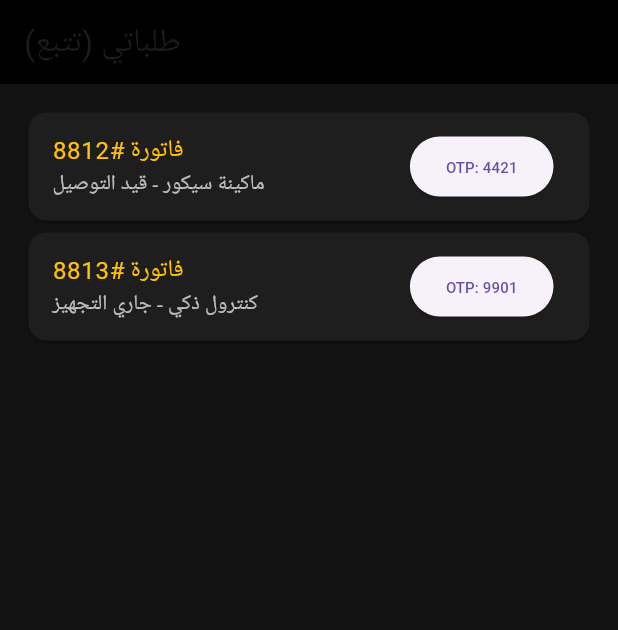
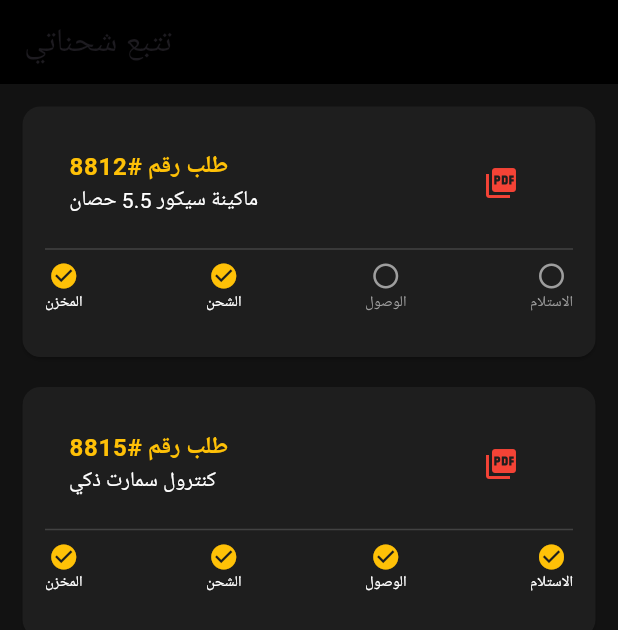
Before and after one commit to ahmedchiva-max/smart, a Flutter app: the ReportsPage screen opened directly, on a phone screen of 412 x 824 dp. Shown: the top 630 px of the screen. Run offline on Flutter 3.47's test engine with Material 3 defaults, Android fonts, the phone set to English and light mode, and no system bars.

Commit message:
النسخة الإمبراطورية: تتبع شحنات كامل، نظام OTP وتوقيع، وفاتورة ضريبية PDF

```diff
--- a/lib/screens/reports_page.dart
+++ b/lib/screens/reports_page.dart
@@ -1,26 +1,116 @@
 import 'package:flutter/material.dart';
 
-class ReportsPage extends StatelessWidget {
-  final bool isTracking; // تفرقة بين صفحة الطلبات والتقارير
+class ReportsPage extends StatefulWidget {
+  final bool isTracking;
   ReportsPage({this.isTracking = false});
+  @override
+  _ReportsPageState createState() => _ReportsPageState();
+}
+
+class _ReportsPageState extends State<ReportsPage> {
+  // دالة محاكاة تحميل الفاتورة بالتفصيل
+  void _downloadPDF(String orderId) {
+    showDialog(context: context, builder: (ctx) => AlertDialog(
+      title: Text("الفاتورة الضريبية #$orderId"),
+      content: SingleChildScrollView(
+        child: Column(
+          crossAxisAlignment: CrossAxisAlignment.start,
+          children: [
+            Text("شركة SMART للمصاعد", style: TextStyle(fontWeight: FontWeight.bold)),
+            Text("الرقم الضريبي: 300012345600003"),
+            Divider(),
+            Text("العميل: أحمد محمد"),
+            Text("الجوال: 05XXXXXXXX"),
+            Text("الموقع: الرياض - حي النرجس"),
+            Divider(),
+            _pdfRow("ماكينة سيكور", "4500 ريال"),
+            _pdfRow("رسوم التركيب", "500 ريال"),
+            Divider(),
+            _pdfRow("المجموع الفرعي", "5000 ريال"),
+            _pdfRow("القيمة المضافة (15%)", "750 ريال"),
+            Text("الإجمالي الشامل: 5750 ريال", style: TextStyle(color: Colors.green, fontWeight: FontWeight.bold)),
+          ],
+        ),
+      ),
+      actions: [TextButton(onPressed: () => Navigator.pop(ctx), child: Text("تحميل الآن (PDF)"))],
+    ));
+  }
+
+  Widget _pdfRow(String t, String v) => Row(mainAxisAlignment: MainAxisAlignment.spaceBetween, children: [Text(t), Text(v)]);
+
+  // بوب أب التوقيع والـ OTP
+  void _showSignaturePad() {
+    final otpController = TextEditingController();
+    showDialog(context: context, builder: (ctx) => AlertDialog(
+      title: Text("تأكيد الاستلام النهائي"),
+      content: Column(mainAxisSize: MainAxisSize.min, children: [
+        TextField(controller: otpController, decoration: InputDecoration(hintText: "أدخل رمز OTP المستلم")),
+        SizedBox(height: 20),
+        Container(
+          height: 100, width: double.infinity,
+          decoration: BoxDecoration(border: Border.all(color: Colors.grey), borderRadius: BorderRadius.circular(10)),
+          child: Center(child: Text("وقع هنا بالأصبع", style: TextStyle(color: Colors.grey))),
+        )
+      ]),
+      actions: [ElevatedButton(onPressed: () => Navigator.pop(ctx), child: Text("تأكيد وتسليم"))],
+    ));
+  }
 
   @override
   Widget build(BuildContext context) {
     return Scaffold(
       backgroundColor: Color(0xFF121212),
-      appBar: AppBar(backgroundColor: Colors.black, title: Text(isTracking ? "طلباتي (تتبع)" : "التقارير المالية")),
-      body: ListView(padding: EdgeInsets.all(15), children: [
-        _item("فاتورة #8812", "ماكينة سيكور", isTracking ? "قيد التوصيل" : "تم السداد", isTracking ? "OTP: 4421" : "PDF جاهز"),
-        _item("فاتورة #8813", "كنترول ذكي", isTracking ? "جاري التجهيز" : "تم السداد", isTracking ? "OTP: 9901" : "PDF جاهز"),
-      ]),
+      appBar: AppBar(backgroundColor: Colors.black, title: Text(widget.isTracking ? "تتبع شحناتي" : "سجل الفواتير")),
+      body: ListView(
+        padding: EdgeInsets.all(15),
+        children: [
+          _buildOrderCard("طلب رقم #8812", "ماكينة سيكور 5.5 حصان", 1), // حالة الشحن: في الطريق
+          _buildOrderCard("طلب رقم #8815", "كنترول سمارت ذكي", 3), // حالة الشحن: تم الوصول
+        ],
+      ),
     );
   }
 
-  Widget _item(String t, String s, String st, String extra) {
-    return Card(color: Color(0xFF1E1E1E), child: ListTile(
-      title: Text(t, style: TextStyle(color: Colors.amber)),
-      subtitle: Text("$s - $st", style: TextStyle(color: Colors.white70)),
-      trailing: ElevatedButton(onPressed: () {}, child: Text(isTracking ? extra : "طباعة PDF", style: TextStyle(fontSize: 10))),
-    ));
+  Widget _buildOrderCard(String id, String item, int stage) {
+    return Card(
+      color: Color(0xFF1E1E1E),
+      margin: EdgeInsets.only(bottom: 20),
+      child: Padding(
+        padding: EdgeInsets.all(15),
+        child: Column(
+          children: [
+            ListTile(
+              title: Text(id, style: TextStyle(color: Colors.amber, fontWeight: FontWeight.bold)),
+              subtitle: Text(item, style: TextStyle(color: Colors.white)),
+              trailing: IconButton(icon: Icon(Icons.picture_as_pdf, color: Colors.red), onPressed: () => _downloadPDF(id)),
+            ),
+            Divider(color: Colors.grey[800]),
+            // نظام التتبع (Stepper)
+            Row(
+              mainAxisAlignment: MainAxisAlignment.spaceBetween,
+              children: [
+                _step("المخزن", stage >= 0),
+                _step("الشحن", stage >= 1),
+                _step("الوصول", stage >= 2),
+                _step("الاستلام", stage >= 3),
+              ],
+            ),
+            SizedBox(height: 15),
+            if (stage == 2) // إذا وصلت الشحنة يظهر زر التوقيع والـ OTP
+              ElevatedButton.icon(
+                onPressed: _showSignaturePad,
+                icon: Icon(Icons.verified_user),
+                label: Text("تأكيد الاستلام بالـ OTP والتوقيع"),
+                style: ElevatedButton.styleFrom(backgroundColor: Colors.green),
+              )
+          ],
+        ),
+      ),
+    );
   }
+
+  Widget _step(String title, bool active) => Column(children: [
+    Icon(active ? Icons.check_circle : Icons.radio_button_unchecked, color: active ? Colors.amber : Colors.grey, size: 20),
+    Text(title, style: TextStyle(color: active ? Colors.white : Colors.grey, fontSize: 10)),
+  ]);
 }
```
